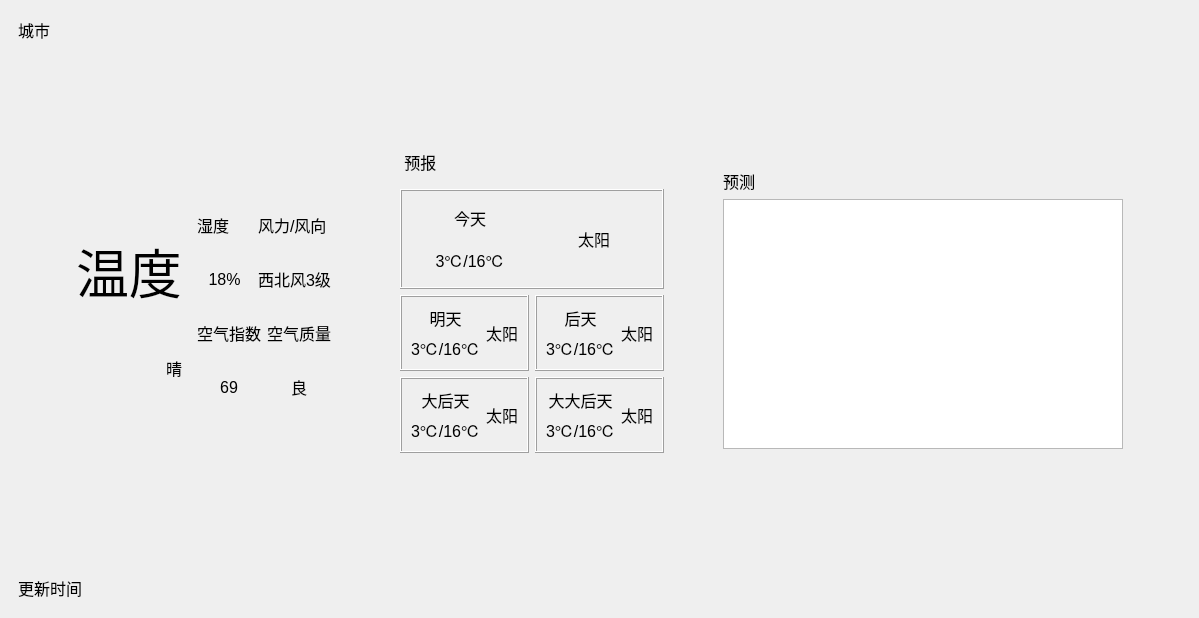
Old version of the form mainwindow.ui in the repository chenbaisi/qtweather.
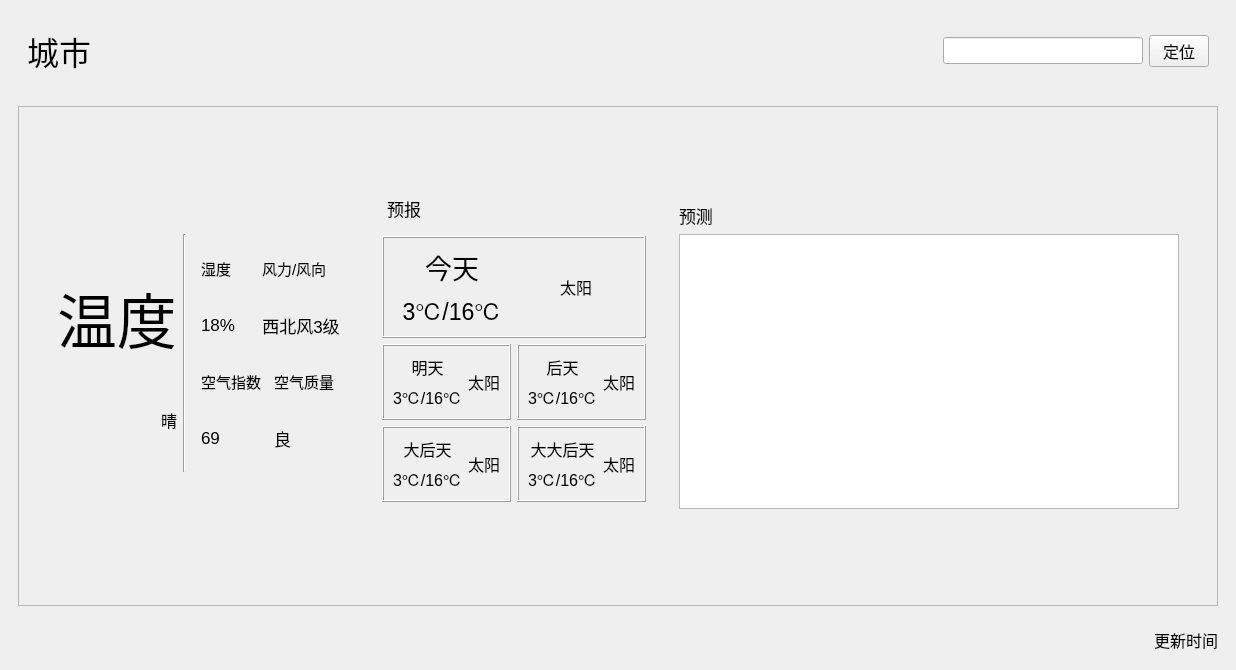
New version of the form. Custom widgets are drawn as their Qt base class.

Patch:
```diff
--- a/mainwindow.ui
+++ b/mainwindow.ui
@@ -6,8 +6,8 @@
    <rect>
     <x>0</x>
     <y>0</y>
-    <width>1199</width>
-    <height>618</height>
+    <width>1236</width>
+    <height>670</height>
    </rect>
   </property>
   <property name="minimumSize">
@@ -31,31 +31,73 @@
    <property name="styleSheet">
     <string notr="true"/>
    </property>
-   <layout class="QGridLayout" name="gridLayout_4">
-    <item row="0" column="0">
+   <layout class="QGridLayout" name="gridLayout_14">
+    <item row="1" column="0">
      <widget class="QWidget" name="widget" native="true">
-      <layout class="QVBoxLayout" name="verticalLayout_9">
+      <layout class="QGridLayout" name="gridLayout_4">
+       <item row="0" column="0">
+        <widget class="QWidget" name="widget_8" native="true">
+         <layout class="QHBoxLayout" name="horizontalLayout">
        <item>
         <widget class="QLabel" name="labelCity">
+            <property name="font">
+             <font>
+              <pointsize>24</pointsize>
+             </font>
+            </property>
          <property name="text">
           <string>城市</string>
          </property>
         </widget>
        </item>
        <item>
-        <spacer name="verticalSpacer">
-         <property name="orientation">
-          <enum>Qt::Vertical</enum>
-         </property>
-         <property name="sizeHint" stdset="0">
+           <widget class="QLineEdit" name="lineEditSearch">
+            <property name="maximumSize">
           <size>
-           <width>20</width>
-           <height>40</height>
-          </size>
-         </property>
-        </spacer>
+              <width>200</width>
+              <height>16777215</height>
+             </size>
+            </property>
+           </widget>
        </item>
        <item>
+           <widget class="QPushButton" name="btnSearch">
+            <property name="maximumSize">
+             <size>
+              <width>60</width>
+              <height>16777215</height>
+             </size>
+            </property>
+            <property name="text">
+             <string>定位</string>
+            </property>
+           </widget>
+          </item>
+         </layout>
+        </widget>
+       </item>
+       <item row="4" column="0">
+        <widget class="QScrollArea" name="scrollArea">
+         <property name="minimumSize">
+          <size>
+           <width>500</width>
+           <height>500</height>
+          </size>
+         </property>
+         <property name="widgetResizable">
+          <bool>true</bool>
+         </property>
+         <widget class="QWidget" name="scrollAreaWidgetContents">
+          <property name="geometry">
+           <rect>
+            <x>0</x>
+            <y>0</y>
+            <width>1222</width>
+            <height>481</height>
+           </rect>
+          </property>
+          <layout class="QGridLayout" name="gridLayout_15">
+           <item row="0" column="0">
         <widget class="QWidget" name="widget_2" native="true">
          <layout class="QGridLayout" name="gridLayout_11">
           <item row="0" column="3">
@@ -76,6 +118,11 @@
              </item>
              <item>
               <widget class="QLabel" name="label_3">
+                   <property name="font">
+                    <font>
+                     <pointsize>13</pointsize>
+                    </font>
+                   </property>
                <property name="text">
                 <string>   预报</string>
                </property>
@@ -103,6 +150,11 @@
                     <layout class="QVBoxLayout" name="verticalLayout_6">
                      <item>
                       <widget class="QLabel" name="labelDay1">
+                           <property name="font">
+                            <font>
+                             <pointsize>20</pointsize>
+                            </font>
+                           </property>
                        <property name="text">
                         <string>今天</string>
                        </property>
@@ -113,6 +165,11 @@
                      </item>
                      <item>
                       <widget class="QLabel" name="labelDay1Temperature">
+                           <property name="font">
+                            <font>
+                             <pointsize>17</pointsize>
+                            </font>
+                           </property>
                        <property name="text">
                         <string>3℃/16℃</string>
                        </property>
@@ -352,15 +409,114 @@
           <item row="0" column="1">
            <widget class="QWidget" name="widget_3" native="true">
             <layout class="QGridLayout" name="gridLayout_12">
-             <item row="1" column="2">
+                 <item row="1" column="1">
+                  <layout class="QVBoxLayout" name="verticalLayout_3">
+                   <item>
+                    <spacer name="verticalSpacer_3">
+                     <property name="orientation">
+                      <enum>Qt::Vertical</enum>
+                     </property>
+                     <property name="sizeHint" stdset="0">
+                      <size>
+                       <width>20</width>
+                       <height>40</height>
+                      </size>
+                     </property>
+                    </spacer>
+                   </item>
+                   <item>
+                    <widget class="QLabel" name="labelTemperature">
+                     <property name="font">
+                      <font>
+                       <pointsize>45</pointsize>
+                      </font>
+                     </property>
+                     <property name="text">
+                      <string>温度</string>
+                     </property>
+                    </widget>
+                   </item>
+                   <item>
+                    <spacer name="verticalSpacer_4">
+                     <property name="orientation">
+                      <enum>Qt::Vertical</enum>
+                     </property>
+                     <property name="sizeHint" stdset="0">
+                      <size>
+                       <width>20</width>
+                       <height>40</height>
+                      </size>
+                     </property>
+                    </spacer>
+                   </item>
+                   <item>
+                    <widget class="QLabel" name="labelWeather">
+                     <property name="layoutDirection">
+                      <enum>Qt::RightToLeft</enum>
+                     </property>
+                     <property name="text">
+                      <string>晴</string>
+                     </property>
+                     <property name="alignment">
+                      <set>Qt::AlignRight|Qt::AlignTrailing|Qt::AlignVCenter</set>
+                     </property>
+                    </widget>
+                   </item>
+                   <item>
+                    <spacer name="verticalSpacer_6">
+                     <property name="orientation">
+                      <enum>Qt::Vertical</enum>
+                     </property>
+                     <property name="sizeHint" stdset="0">
+                      <size>
+                       <width>20</width>
+                       <height>40</height>
+                      </size>
+                     </property>
+                    </spacer>
+                   </item>
+                  </layout>
+                 </item>
+                 <item row="0" column="3">
+                  <spacer name="verticalSpacer_8">
+                   <property name="orientation">
+                    <enum>Qt::Vertical</enum>
+                   </property>
+                   <property name="sizeHint" stdset="0">
+                    <size>
+                     <width>20</width>
+                     <height>40</height>
+                    </size>
+                   </property>
+                  </spacer>
+                 </item>
+                 <item row="2" column="3">
+                  <spacer name="verticalSpacer_9">
+                   <property name="orientation">
+                    <enum>Qt::Vertical</enum>
+                   </property>
+                   <property name="sizeHint" stdset="0">
+                    <size>
+                     <width>20</width>
+                     <height>40</height>
+                    </size>
+                   </property>
+                  </spacer>
+                 </item>
+                 <item row="1" column="3">
               <widget class="QWidget" name="widget_6" native="true">
                <layout class="QVBoxLayout" name="verticalLayout_7">
                 <item>
                  <layout class="QGridLayout" name="gridLayout_2">
                   <item row="0" column="0">
                    <widget class="QLabel" name="label_22">
+                        <property name="font">
+                         <font>
+                          <pointsize>11</pointsize>
+                         </font>
+                        </property>
                     <property name="text">
-                     <string>湿度</string>
+                         <string>湿度      </string>
                     </property>
                     <property name="alignment">
                      <set>Qt::AlignLeading|Qt::AlignLeft|Qt::AlignVCenter</set>
@@ -369,6 +525,11 @@
                   </item>
                   <item row="0" column="1">
                    <widget class="QLabel" name="label_23">
+                        <property name="font">
+                         <font>
+                          <pointsize>11</pointsize>
+                         </font>
+                        </property>
                     <property name="text">
                      <string>风力/风向</string>
                     </property>
@@ -379,16 +540,29 @@
                   </item>
                   <item row="1" column="0">
                    <widget class="QLabel" name="labelHumidity">
+                        <property name="font">
+                         <font>
+                          <pointsize>13</pointsize>
+                         </font>
+                        </property>
+                        <property name="layoutDirection">
+                         <enum>Qt::LeftToRight</enum>
+                        </property>
                     <property name="text">
                      <string>18%</string>
                     </property>
                     <property name="alignment">
-                     <set>Qt::AlignCenter</set>
+                         <set>Qt::AlignLeading|Qt::AlignLeft|Qt::AlignVCenter</set>
                     </property>
                    </widget>
                   </item>
                   <item row="1" column="1">
                    <widget class="QLabel" name="labelWind">
+                        <property name="font">
+                         <font>
+                          <pointsize>13</pointsize>
+                         </font>
+                        </property>
                     <property name="text">
                      <string>西北风3级</string>
                     </property>
@@ -403,6 +577,11 @@
                  <layout class="QGridLayout" name="gridLayout_3">
                   <item row="0" column="1">
                    <widget class="QLabel" name="label_27">
+                        <property name="font">
+                         <font>
+                          <pointsize>11</pointsize>
+                         </font>
+                        </property>
                     <property name="text">
                      <string>空气质量</string>
                     </property>
@@ -413,6 +592,11 @@
                   </item>
                   <item row="0" column="0">
                    <widget class="QLabel" name="label_25">
+                        <property name="font">
+                         <font>
+                          <pointsize>11</pointsize>
+                         </font>
+                        </property>
                     <property name="text">
                      <string>空气指数</string>
                     </property>
@@ -423,21 +607,37 @@
                   </item>
                   <item row="1" column="1">
                    <widget class="QLabel" name="labelAirQuality">
+                        <property name="font">
+                         <font>
+                          <pointsize>13</pointsize>
+                         </font>
+                        </property>
+                        <property name="layoutDirection">
+                         <enum>Qt::LeftToRight</enum>
+                        </property>
                     <property name="text">
                      <string>良</string>
                     </property>
                     <property name="alignment">
-                     <set>Qt::AlignCenter</set>
+                         <set>Qt::AlignLeading|Qt::AlignLeft|Qt::AlignVCenter</set>
                     </property>
                    </widget>
                   </item>
                   <item row="1" column="0">
                    <widget class="QLabel" name="labelAirIndex">
+                        <property name="font">
+                         <font>
+                          <pointsize>13</pointsize>
+                         </font>
+                        </property>
+                        <property name="layoutDirection">
+                         <enum>Qt::LeftToRight</enum>
+                        </property>
                     <property name="text">
                      <string>69</string>
                     </property>
                     <property name="alignment">
-                     <set>Qt::AlignCenter</set>
+                         <set>Qt::AlignLeading|Qt::AlignLeft|Qt::AlignVCenter</set>
                     </property>
                    </widget>
                   </item>
@@ -446,99 +646,12 @@
                </layout>
               </widget>
              </item>
-             <item row="1" column="1">
-              <layout class="QVBoxLayout" name="verticalLayout_3">
-               <item>
-                <spacer name="verticalSpacer_3">
+                 <item row="1" column="2">
+                  <widget class="Line" name="line">
                  <property name="orientation">
                   <enum>Qt::Vertical</enum>
                  </property>
-                 <property name="sizeHint" stdset="0">
-                  <size>
-                   <width>20</width>
-                   <height>40</height>
-                  </size>
-                 </property>
-                </spacer>
-               </item>
-               <item>
-                <widget class="QLabel" name="labelTemperature">
-                 <property name="font">
-                  <font>
-                   <pointsize>40</pointsize>
-                  </font>
-                 </property>
-                 <property name="text">
-                  <string>温度</string>
-                 </property>
-                </widget>
-               </item>
-               <item>
-                <spacer name="verticalSpacer_4">
-                 <property name="orientation">
-                  <enum>Qt::Vertical</enum>
-                 </property>
-                 <property name="sizeHint" stdset="0">
-                  <size>
-                   <width>20</width>
-                   <height>40</height>
-                  </size>
-                 </property>
-                </spacer>
-               </item>
-               <item>
-                <widget class="QLabel" name="labelWeather">
-                 <property name="layoutDirection">
-                  <enum>Qt::RightToLeft</enum>
-                 </property>
-                 <property name="text">
-                  <string>晴</string>
-                 </property>
-                 <property name="alignment">
-                  <set>Qt::AlignRight|Qt::AlignTrailing|Qt::AlignVCenter</set>
-                 </property>
-                </widget>
-               </item>
-               <item>
-                <spacer name="verticalSpacer_6">
-                 <property name="orientation">
-                  <enum>Qt::Vertical</enum>
-                 </property>
-                 <property name="sizeHint" stdset="0">
-                  <size>
-                   <width>20</width>
-                   <height>40</height>
-                  </size>
-                 </property>
-                </spacer>
-               </item>
-              </layout>
-             </item>
-             <item row="0" column="2">
-              <spacer name="verticalSpacer_8">
-               <property name="orientation">
-                <enum>Qt::Vertical</enum>
-               </property>
-               <property name="sizeHint" stdset="0">
-                <size>
-                 <width>20</width>
-                 <height>40</height>
-                </size>
-               </property>
-              </spacer>
-             </item>
-             <item row="2" column="2">
-              <spacer name="verticalSpacer_9">
-               <property name="orientation">
-                <enum>Qt::Vertical</enum>
-               </property>
-               <property name="sizeHint" stdset="0">
-                <size>
-                 <width>20</width>
-                 <height>40</height>
-                </size>
-               </property>
-              </spacer>
+                  </widget>
              </item>
             </layout>
            </widget>
@@ -574,6 +687,11 @@
             <layout class="QGridLayout" name="gridLayout_13">
              <item row="1" column="0">
               <widget class="QLabel" name="label_4">
+                   <property name="font">
+                    <font>
+                     <pointsize>13</pointsize>
+                    </font>
+                   </property>
                <property name="text">
                 <string>预测</string>
                </property>
@@ -596,8 +714,8 @@
               <widget class="QWChartView" name="chartView">
                <property name="minimumSize">
                 <size>
-                 <width>400</width>
-                 <height>250</height>
+                     <width>500</width>
+                     <height>275</height>
                 </size>
                </property>
               </widget>
@@ -647,8 +765,12 @@
          </layout>
         </widget>
        </item>
-       <item>
-        <spacer name="verticalSpacer_2">
+          </layout>
+         </widget>
+        </widget>
+       </item>
+       <item row="1" column="0">
+        <spacer name="verticalSpacer">
          <property name="orientation">
           <enum>Qt::Vertical</enum>
          </property>
@@ -660,13 +782,29 @@
          </property>
         </spacer>
        </item>
-       <item>
+       <item row="6" column="0">
         <widget class="QLabel" name="labelTime">
          <property name="text">
           <string>更新时间</string>
          </property>
+         <property name="alignment">
+          <set>Qt::AlignRight|Qt::AlignTrailing|Qt::AlignVCenter</set>
+         </property>
         </widget>
        </item>
+       <item row="5" column="0">
+        <spacer name="verticalSpacer_2">
+         <property name="orientation">
+          <enum>Qt::Vertical</enum>
+         </property>
+         <property name="sizeHint" stdset="0">
+          <size>
+           <width>20</width>
+           <height>40</height>
+          </size>
+         </property>
+        </spacer>
+       </item>
       </layout>
      </widget>
     </item>
```
Lines whose indentation alone changed are shown as unchanged.
